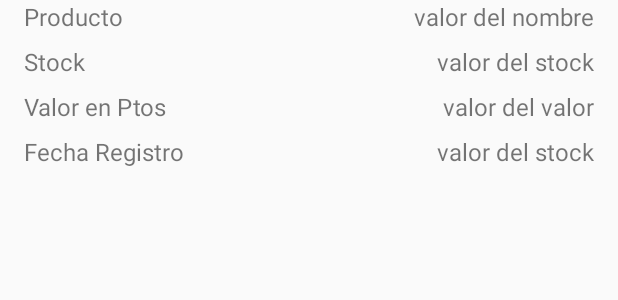
After one commit to pbada1996/goodjob, an Android app: the layout item_producto_espera.xml on its own in the app's theme, with its tools: preview values and no code run, on a phone screen of 412 x 824 dp. The commit adds this screen. Shown: the top 300 px of the screen. Run offline under Robolectric (Android 15) with nearby library versions, the phone set to English and light mode, and no system bars; network calls fail; Roboto replaces fonts that are not available here.

Commit message:
listando productos en espera de cada empresa

```diff
--- a/goodjob/app/src/main/java/com/example/goodjob/fragments/RegistrarProductoFragment.java
+++ b/goodjob/app/src/main/java/com/example/goodjob/fragments/RegistrarProductoFragment.java
@@ -111,6 +111,9 @@ public class RegistrarProductoFragment extends Fragment {
                     @Override
                     public void onResponse(String response) {
                         Toast.makeText(getContext(), response, Toast.LENGTH_SHORT).show();
+                        getFragmentManager().beginTransaction()
+                                .replace(R.id.containerFragments, new ProductoEsperaFragment())
+                                .commit();
                     }
                 }, new Response.ErrorListener() {
                     @Override
--- /dev/null
+++ b/goodjob/app/src/main/res/layout/item_producto_espera.xml
@@ -0,0 +1,93 @@
+<?xml version="1.0" encoding="utf-8"?>
+<RelativeLayout xmlns:android="http://schemas.android.com/apk/res/android"
+    android:layout_width="match_parent"
+    android:layout_height="wrap_content"
+    android:layout_marginBottom="@dimen/default_margin_bottom"
+    android:orientation="vertical">
+
+    <TextView
+        android:id="@+id/productoEsperaNombre"
+        android:layout_width="match_parent"
+        android:layout_height="wrap_content"
+        android:layout_marginBottom="@dimen/small_margin_right"
+        android:paddingStart="@dimen/default_padding_left"
+        android:paddingEnd="@dimen/default_padding_right"
+        android:text="@string/producto"
+        android:textSize="@dimen/text_size_listado_productos_espera" />
+
+    <TextView
+        android:id="@+id/tvProductoEsperaNombre"
+        android:layout_width="wrap_content"
+        android:layout_height="wrap_content"
+        android:layout_alignParentEnd="true"
+        android:layout_marginEnd="@dimen/default_margin_right"
+        android:layout_marginBottom="@dimen/small_margin_right"
+        android:text="valor del nombre"
+        android:textSize="@dimen/text_size_listado_productos_espera" />
+
+    <TextView
+        android:id="@+id/productoEsperaStock"
+        android:layout_width="match_parent"
+        android:layout_height="wrap_content"
+        android:layout_below="@id/productoEsperaNombre"
+        android:layout_marginBottom="@dimen/small_margin_right"
+        android:paddingStart="@dimen/default_padding_left"
+        android:paddingEnd="@dimen/default_padding_right"
+        android:text="@string/stock_producto"
+        android:textSize="@dimen/text_size_listado_productos_espera" />
+
+    <TextView
+        android:id="@+id/tvProductoEsperaStock"
+        android:layout_width="wrap_content"
+        android:layout_height="wrap_content"
+        android:layout_below="@+id/tvProductoEsperaNombre"
+        android:layout_alignParentEnd="true"
+        android:layout_marginEnd="@dimen/default_margin_right"
+        android:layout_marginBottom="@dimen/small_margin_right"
+        android:text="valor del stock"
+        android:textSize="@dimen/text_size_listado_productos_espera" />
+
+    <TextView
+        android:id="@+id/productoEsperaValor"
+        android:layout_width="match_parent"
+        android:layout_height="wrap_content"
+        android:layout_below="@id/productoEsperaStock"
+        android:layout_marginBottom="@dimen/small_margin_right"
+        android:paddingStart="@dimen/default_padding_left"
+        android:paddingEnd="@dimen/default_padding_right"
+        android:text="@string/valor_puntos_producto"
+        android:textSize="@dimen/text_size_listado_productos_espera" />
+
+    <TextView
+        android:id="@+id/tvProductoEsperaValor"
+        android:layout_width="wrap_content"
+        android:layout_height="wrap_content"
+        android:layout_below="@+id/tvProductoEsperaStock"
+        android:layout_alignParentEnd="true"
+        android:layout_marginEnd="@dimen/default_margin_right"
+        android:layout_marginBottom="@dimen/small_margin_right"
+        android:text="valor del valor"
+        android:textSize="@dimen/text_size_listado_productos_espera" />
+
+    <TextView
+        android:id="@+id/productoEsperaFechaRegistro"
+        android:layout_width="match_parent"
+        android:layout_height="wrap_content"
+        android:layout_below="@+id/productoEsperaValor"
+        android:layout_marginBottom="@dimen/small_margin_right"
+        android:paddingStart="@dimen/default_padding_left"
+        android:paddingEnd="@dimen/default_padding_right"
+        android:text="@string/fecha_registro_producto"
+        android:textSize="@dimen/text_size_listado_productos_espera" />
+
+    <TextView
+        android:id="@+id/tvProductoEsperaFechaRegistro"
+        android:layout_width="wrap_content"
+        android:layout_height="wrap_content"
+        android:layout_below="@+id/tvProductoEsperaValor"
+        android:layout_alignParentEnd="true"
+        android:layout_marginEnd="@dimen/default_margin_right"
+        android:layout_marginBottom="@dimen/small_margin_right"
+        android:text="valor del stock"
+        android:textSize="@dimen/text_size_listado_productos_espera" />
+</RelativeLayout>
--- a/goodjob/app/src/main/res/values/dimens.xml
+++ b/goodjob/app/src/main/res/values/dimens.xml
@@ -23,4 +23,5 @@
     <dimen name="nav_header_height">176dp</dimen>
     <dimen name="fab_margin">16dp</dimen>
     <dimen name="title_elevation">4dp</dimen>
+    <dimen name="text_size_listado_productos_espera">16sp</dimen>
 </resources>
--- a/goodjob/app/src/main/res/values/strings.xml
+++ b/goodjob/app/src/main/res/values/strings.xml
@@ -158,5 +158,18 @@
     <string name="valor_producto">Valor</string>
     <string name="registrar_producto_ok">Registrar</string>
     <string name="lugar_canje">Lugar de canje</string>
+    <string name="productos">Productos</string>
+    <string name="productos_en_espera">Productos en Espera</string>
+    <string name="productos_aceptados">Productos Aceptados</string>
+    <string name="actividades">Actividades</string>
+    <string name="actividades_espera">Actividades en Espera</string>
+    <string name="actividades_aceptadas">Actividades Aceptadas</string>
+    <string name="actividades_rechazadas">Actividades Rechazadas</string>
+    <string name="actividades_registro">Registrar Actividad</string>
+    <string name="productos_rechazados">Productos Rechazados</string>
+    <string name="producto">Producto</string>
+    <string name="stock_producto">Stock</string>
+    <string name="valor_puntos_producto">Valor en Ptos</string>
+    <string name="fecha_registro_producto">Fecha Registro</string>
 
 </resources>
```
Also changed, not shown: goodjob/app/src/main/java/com/example/goodjob/activities/MainActivity.java (+11 -6 lines), goodjob/app/src/main/java/com/example/goodjob/adapter/ProductoEsperaAdapter.java (added, +56 -0 lines), goodjob/app/src/main/java/com/example/goodjob/classes/ProductoEspera.java (added, +65 -0 lines), goodjob/app/src/main/java/com/example/goodjob/fragments/ProductoEsperaFragment.java (added, +87 -0 lines), goodjob/app/src/main/res/layout/fragment_producto_espera.xml (added, +22 -0 lines), goodjob/app/src/main/res/menu/empresa_menu.xml (+45 -18 lines), 1 other file.
